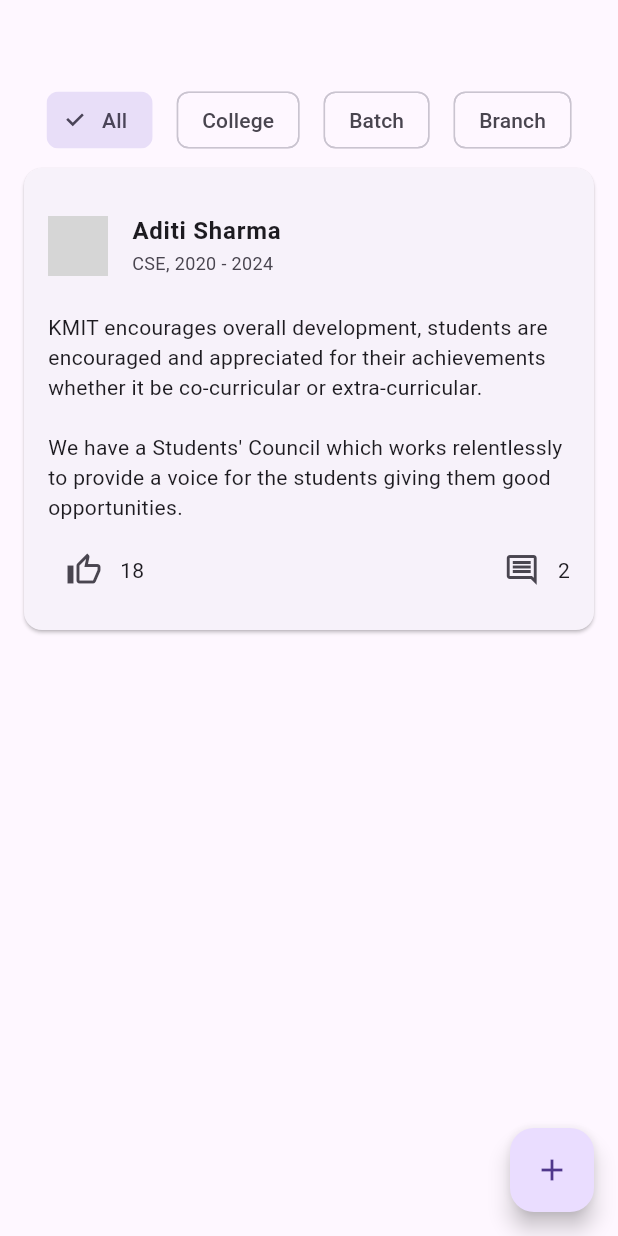
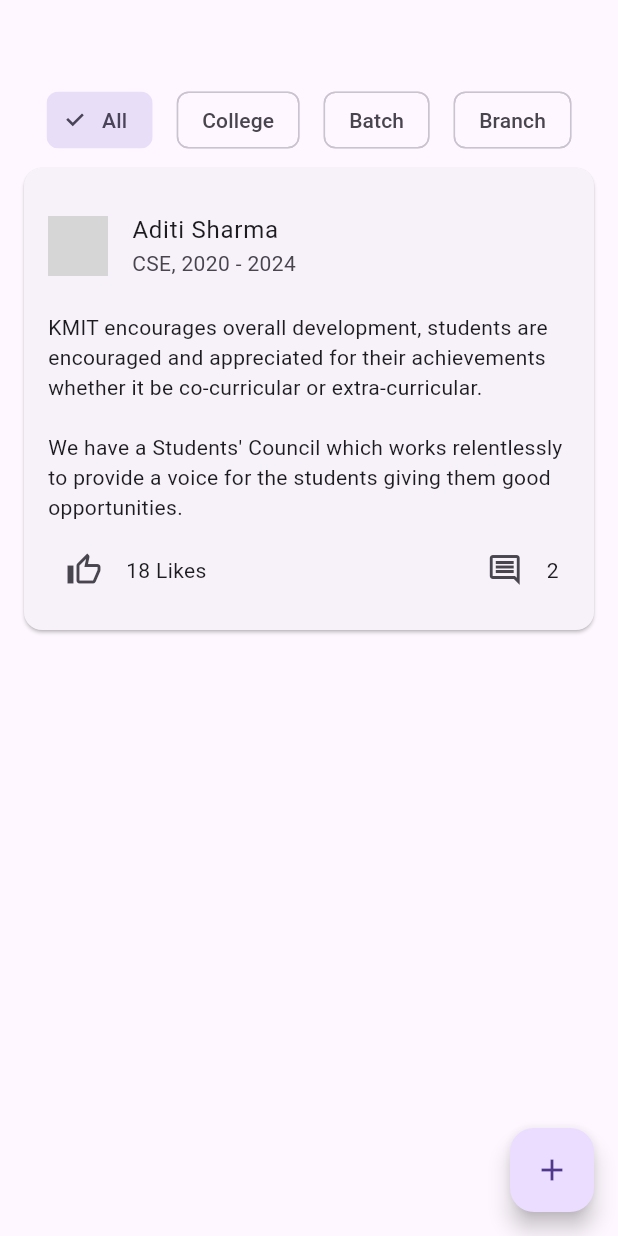
Before and after one commit to nagendrakamesh/ALumnx_Connect, a Flutter app: the screen it shows after launch, on a phone screen of 412 x 824 dp. Run offline on Flutter 3.47's test engine with Material 3 defaults, Android fonts, the light colour scheme and no system bars; network calls fail; grey boxes are pictures that could not be loaded.

Commit message:
add comment

```diff
--- a/lib/comment.dart
+++ b/lib/comment.dart
@@ -3,10 +3,12 @@ class Comment {
   final String name;
   final String course;
   final String content;
+  final String profilepic;
 
   Comment({
     required this.name,
     required this.course,
     required this.content,
+    required this.profilepic,
   });
 }
--- a/lib/connect_ui.dart
+++ b/lib/connect_ui.dart
@@ -10,17 +10,19 @@ class ConnectPage extends StatefulWidget {
 }
 
 class _ConnectPageState extends State<ConnectPage> {
-  String selectedFilter = 'All';
+  String selectedFilter = 'all';
   List<Comment> comments = [
     Comment(
       name: 'Akuleep J',
       course: 'CSE, 2022 - 2026',
       content: 'Another nice post from Akul',
+      profilepic : 'https://static.vecteezy.com/system/resources/previews/005/544/718/non_2x/profile-icon-design-free-vector.jpg',
     ),
     Comment(
       name: 'Rohan J',
       course: 'IT, 2019 - 2023',
       content: 'Cool comment from Rohan.',
+      profilepic : 'https://static.vecteezy.com/system/resources/previews/005/544/718/non_2x/profile-icon-design-free-vector.jpg',
     ),
   ];
 
@@ -44,23 +46,23 @@ class _ConnectPageState extends State<ConnectPage> {
                 children: [
                   FilterChipWidget(
                     label: 'All',
-                    isSelected: selectedFilter == 'All',
-                    onSelected: () => handleFilterSelection('All'),
+                    isSelected: selectedFilter == 'all',
+                    onSelected: () => handleFilterSelection('all'),
                   ),
                   FilterChipWidget(
                     label: 'College',
-                    isSelected: selectedFilter == 'College',
-                    onSelected: () => handleFilterSelection('College'),
+                    isSelected: selectedFilter == 'college',
+                    onSelected: () => handleFilterSelection('college'),
                   ),
                   FilterChipWidget(
                     label: 'Batch',
-                    isSelected: selectedFilter == 'Batch',
-                    onSelected: () => handleFilterSelection('Batch'),
+                    isSelected: selectedFilter == 'batch',
+                    onSelected: () => handleFilterSelection('batch'),
                   ),
                   FilterChipWidget(
                     label: 'Branch',
-                    isSelected: selectedFilter == 'Branch',
-                    onSelected: () => handleFilterSelection('Branch'),
+                    isSelected: selectedFilter == 'branch',
+                    onSelected: () => handleFilterSelection('branch'),
                   ),
                 ],
               ),
--- a/lib/post_widget.dart
+++ b/lib/post_widget.dart
@@ -1,7 +1,7 @@
 // post_widget.dart
 import 'package:flutter/material.dart';
+import 'comment.dart';
 import 'comment_widget.dart';
-import 'comment.dart';
 
 class PostWidget extends StatefulWidget {
   final String name;
@@ -23,13 +23,25 @@ class PostWidget extends StatefulWidget {
 }
 
 class _PostWidgetState extends State<PostWidget> {
-  int commentCount = 0;
-  bool isLiked = false;
+  TextEditingController _commentController = TextEditingController();
 
-  @override
-  void initState() {
-    super.initState();
-    commentCount = widget.commentsData.length;
+  void _postComment() {
+    String commentText = _commentController.text.trim();
+    if (commentText.isNotEmpty) {
+      // Create a new comment object
+      Comment newComment = Comment(
+        name: 'User', // Replace with actual user's name or identifier
+        course: 'Course', // Replace with actual course info if needed
+        content: commentText,
+        profilepic: 'https://static.vecteezy.com/system/resources/previews/005/544/718/non_2x/profile-icon-design-free-vector.jpg', // Replace with actual profile pic URL
+      );
+
+      // Add the new comment to the list
+      setState(() {
+        widget.commentsData.add(newComment);
+        _commentController.clear(); // Clear the comment text field
+      });
+    }
   }
 
   @override
@@ -45,41 +57,29 @@ class _PostWidgetState extends State<PostWidget> {
               contentPadding: EdgeInsets.zero,
               leading: CircleAvatar(
                 backgroundImage: NetworkImage(
-                    'https://static.vecteezy.com/system/resources/previews/005/544/718/non_2x/profile-icon-design-free-vector.jpg'),
+                    'https://static.vecteezy.com/system/resources/previews/005/544/718/non_2x/profile-icon-design-free-vector.jpg'), // Replace with actual image URL
               ),
-              title: Text(
-                widget.name,
-                style: TextStyle(fontSize: 16, fontWeight: FontWeight.bold),
-              ),
-              subtitle: Text(
-                widget.course,
-                style: TextStyle(fontSize: 12),
-              ),
+              title: Text(widget.name),
+              subtitle: Text(widget.course),
             ),
             SizedBox(height: 8),
-            Text(
-              widget.content,
-              style: TextStyle(fontSize: 14),
-            ),
+            Text(widget.content),
             SizedBox(height: 8),
             Row(
               children: [
                 IconButton(
-                  icon: Icon(
-                    Icons.thumb_up_alt_outlined,
-                    color: isLiked ? Colors.blue : null,
-                  ),
+                  icon: Icon(Icons.thumb_up_alt_outlined),
                   onPressed: () {
-                    setState(() {
-                      isLiked = !isLiked;
-                    });
+                    // Handle like functionality
                   },
                 ),
-                Text('${widget.likes}'),
+                SizedBox(width: 4),
+                Text('${widget.likes} Likes'),
                 Spacer(),
                 IconButton(
                   icon: Icon(Icons.comment_outlined),
                   onPressed: () {
+                    // Show comments in modal bottom sheet
                     showModalBottomSheet(
                       context: context,
                       isScrollControlled: true,
@@ -103,23 +103,39 @@ class _PostWidgetState extends State<PostWidget> {
                                   child: ListView.builder(
                                     itemCount: widget.commentsData.length,
                                     itemBuilder: (context, index) {
-                                      return ListTile(
-                                        contentPadding: EdgeInsets.all(0),
-                                        leading: CircleAvatar(
-                                          backgroundImage: NetworkImage(
-                                              'https://static.vecteezy.com/system/resources/previews/005/544/718/non_2x/profile-icon-design-free-vector.jpg'),
-                                        ),
-                                        title: Text(
-                                          widget.commentsData[index].name,
-                                          style: TextStyle(fontSize: 14),
-                                        ),
-                                        subtitle: Text(
-                                          widget.commentsData[index].content,
-                                          style: TextStyle(fontSize: 14),
-                                        ),
+                                      return CommentWidget(
+                                        name: widget.commentsData[index].name,
+                                        course: widget.commentsData[index].course,
+                                        content: widget.commentsData[index].content,
+                                        profilepic: widget.commentsData[index].profilepic,
                                       );
                                     },
                                   ),
+                                ),
+                                SizedBox(height: 16),
+                                Divider(),
+                                SizedBox(height: 8),
+                                Row(
+                                  crossAxisAlignment: CrossAxisAlignment.end,
+                                  children: [
+                                    Expanded(
+                                      child: TextField(
+                                        controller: _commentController,
+                                        decoration: InputDecoration(
+                                          hintText: 'Add a comment...',
+                                          contentPadding: EdgeInsets.symmetric(horizontal: 16, vertical: 12),
+                                          border: OutlineInputBorder(
+                                            borderRadius: BorderRadius.circular(20.0),
+                                          ),
+                                        ),
+                                      ),
+                                    ),
+                                    SizedBox(width: 8),
+                                    IconButton(
+                                      icon: Icon(Icons.send),
+                                      onPressed: _postComment,
+                                    ),
+                                  ],
                                 ),
                               ],
                             ),
@@ -129,7 +145,8 @@ class _PostWidgetState extends State<PostWidget> {
                     );
                   },
                 ),
-                Text('$commentCount'),
+                SizedBox(width: 4),
+                Text('${widget.commentsData.length}  '),
               ],
             ),
           ],
```
Also changed, not shown: lib/comment_widget.dart (+12 -13 lines).
